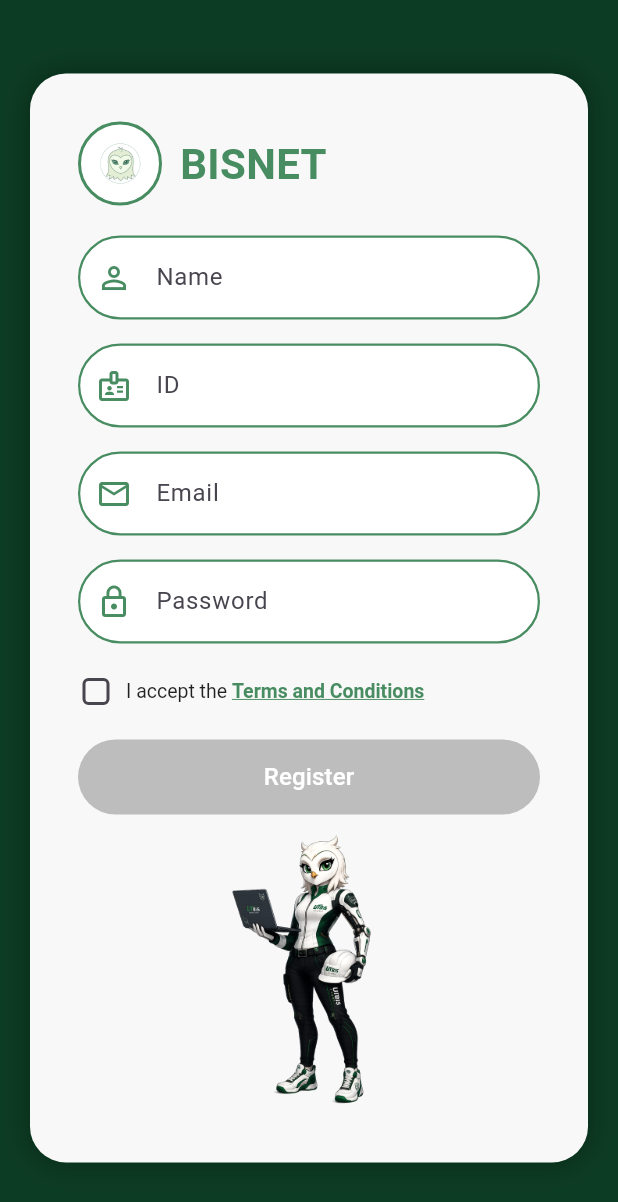
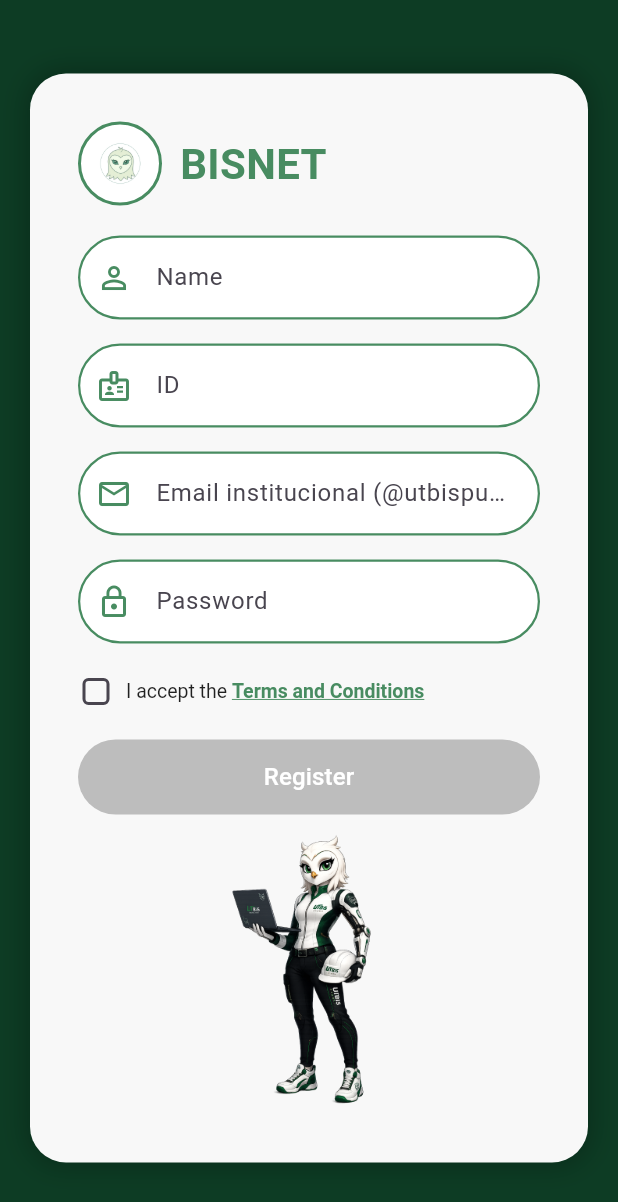
Before and after one commit to miguelrodriguez72sbs-sys/BisNet, a Flutter app: the RegisterFormScreen screen opened directly, on a phone screen of 412 x 824 dp. Shown: the top 1202 px of the screen. Run offline on Flutter 3.47's test engine with Material 3 defaults, Android fonts, the phone set to English and light mode, and no system bars; our stand-ins replace image_picker, shared_preferences; accounts and stored records are empty; network calls fail.

Commit message:
Modificacion del login
Modificación para que solo el correo institucional pueda acceder

```diff
--- /dev/null
+++ b/bisnet/devtools_options.yaml
@@ -0,0 +1,3 @@
+description: This file stores settings for Dart & Flutter DevTools.
+documentation: https://docs.flutter.dev/tools/devtools/extensions#configure-extension-enablement-states
+extensions:
--- a/bisnet/lib/pages/register.dart
+++ b/bisnet/lib/pages/register.dart
@@ -17,7 +17,12 @@ class _RegisterFormScreenState extends State<RegisterFormScreen> {
   final TextEditingController emailController = TextEditingController();
   final TextEditingController passwordController = TextEditingController();
 
-  bool _acceptedTerms = false; // estado del checkbox
+  bool _acceptedTerms = false;
+
+  // ← método aquí dentro de la clase State, no en StatefulWidget
+  bool _esCorreoInstitucional(String email) {
+    return email.toLowerCase().endsWith('@utbispuebla.edu.mx');
+  }
 
   @override
   void dispose() {
@@ -162,7 +167,7 @@ class _RegisterFormScreenState extends State<RegisterFormScreen> {
                       controller: emailController,
                       keyboardType: TextInputType.emailAddress,
                       decoration: InputDecoration(
-                        hintText: 'Email',
+                        hintText: 'Email institucional (@utbispuebla.edu.mx)',
                         prefixIcon: const Icon(
                           Icons.email_outlined,
                           color: Color(0xFF488C61),
@@ -248,7 +253,6 @@ class _RegisterFormScreenState extends State<RegisterFormScreen> {
                         const SizedBox(width: 8),
                         Expanded(
                           child: GestureDetector(
-                            // Tocar el texto también activa el checkbox
                             onTap: () {
                               setState(() {
                                 _acceptedTerms = !_acceptedTerms;
@@ -260,10 +264,8 @@ class _RegisterFormScreenState extends State<RegisterFormScreen> {
                                   fontSize: 13,
                                   color: Colors.black87,
                                 ),
-
                                 children: [
                                   const TextSpan(text: 'I accept the '),
-
                                   TextSpan(
                                     text: 'Terms and Conditions',
                                     style: const TextStyle(
@@ -271,7 +273,6 @@ class _RegisterFormScreenState extends State<RegisterFormScreen> {
                                       fontWeight: FontWeight.w600,
                                       decoration: TextDecoration.underline,
                                     ),
-
                                     recognizer: TapGestureRecognizer()
                                       ..onTap = () {
                                         Navigator.push(
@@ -293,7 +294,7 @@ class _RegisterFormScreenState extends State<RegisterFormScreen> {
 
                     const SizedBox(height: 20),
 
-                    // === BOTÓN REGISTER — deshabilitado si no acepta términos ===
+                    // === BOTÓN REGISTER ===
                     SizedBox(
                       width: double.infinity,
                       height: 50,
@@ -307,6 +308,20 @@ class _RegisterFormScreenState extends State<RegisterFormScreen> {
                         ),
                         onPressed: _acceptedTerms
                             ? () async {
+                                // ← validación ANTES de llamar al backend
+                                if (!_esCorreoInstitucional(
+                                  emailController.text,
+                                )) {
+                                  ScaffoldMessenger.of(context).showSnackBar(
+                                    const SnackBar(
+                                      content: Text(
+                                        'Solo se permiten correos institucionales (@utbispuebla.edu.mx)',
+                                      ),
+                                    ),
+                                  );
+                                  return;
+                                }
+
                                 try {
                                   final response = await AuthService.register(
                                     name: nameController.text,
@@ -315,7 +330,6 @@ class _RegisterFormScreenState extends State<RegisterFormScreen> {
                                     password: passwordController.text,
                                   );
 
-                                  // Agrega este print para ver la respuesta
                                   debugPrint('RESPUESTA: $response');
 
                                   if (response.containsKey('token')) {
@@ -333,7 +347,6 @@ class _RegisterFormScreenState extends State<RegisterFormScreen> {
                                     );
                                   }
                                 } catch (e) {
-                                  // Imprime el error exacto
                                   debugPrint('ERROR: $e');
                                   ScaffoldMessenger.of(context).showSnackBar(
                                     SnackBar(content: Text('Error: $e')),
@@ -341,7 +354,6 @@ class _RegisterFormScreenState extends State<RegisterFormScreen> {
                                 }
                               }
                             : null,
-
                         child: const Text(
                           'Register',
                           style: TextStyle(color: Colors.white, fontSize: 16),
@@ -349,17 +361,12 @@ class _RegisterFormScreenState extends State<RegisterFormScreen> {
                       ),
                     ),
 
-                    // === MASCOTA — asomándose desde abajo del card ===
-                    Positioned(
-                      bottom: 0,
-                      left: 0,
-                      right: 0,
-                      child: Center(
-                        child: Image.asset(
-                          'assets/Lechuzas/Lechuza_2.png',
-                          height: 200,
-                          fit: BoxFit.contain,
-                        ),
+                    // === MASCOTA ===
+                    Center(
+                      child: Image.asset(
+                        'assets/Lechuzas/Lechuza_2.png',
+                        height: 200,
+                        fit: BoxFit.contain,
                       ),
                     ),
                   ],
--- a/bisnet/lib/services/auth_service.dart
+++ b/bisnet/lib/services/auth_service.dart
@@ -6,7 +6,7 @@ import 'dart:io';
 
 class AuthService {
   static const String baseUrl =
-      'https://aa9c08382a2b0d.lhr.life/api'; //cambiar cada vez que se inicie el comando ssh -R 80:127.0.0.1:8000 localhost.run
+      'https://7b0b6c8c12fbc7.lhr.life/api'; //cambiar cada vez que se inicie el comando ssh -R 80:127.0.0.1:8000 localhost.run
 
   // Guarda el token
   static Future<void> saveToken(String token) async {
```
Also changed, not shown: bisnet/lib/pages/home.dart (+14 -3 lines), bisnet/lib/pages/home_feed.dart (+14 -11 lines), bisnet/lib/pages/profile.dart (+12 -3 lines).
